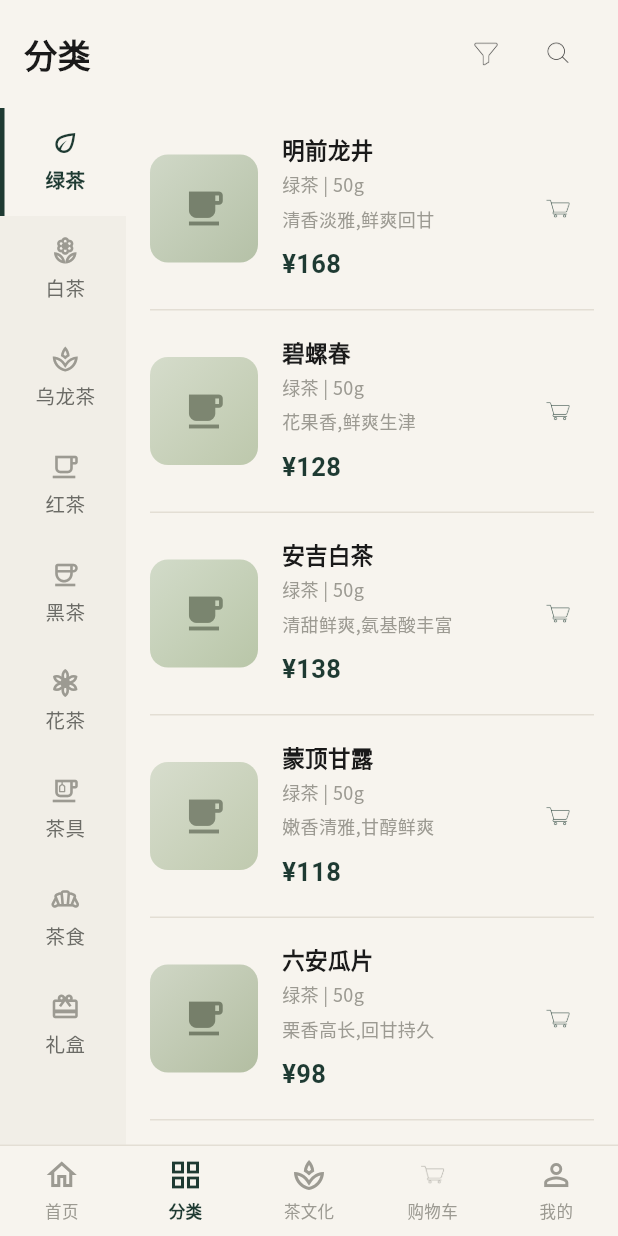
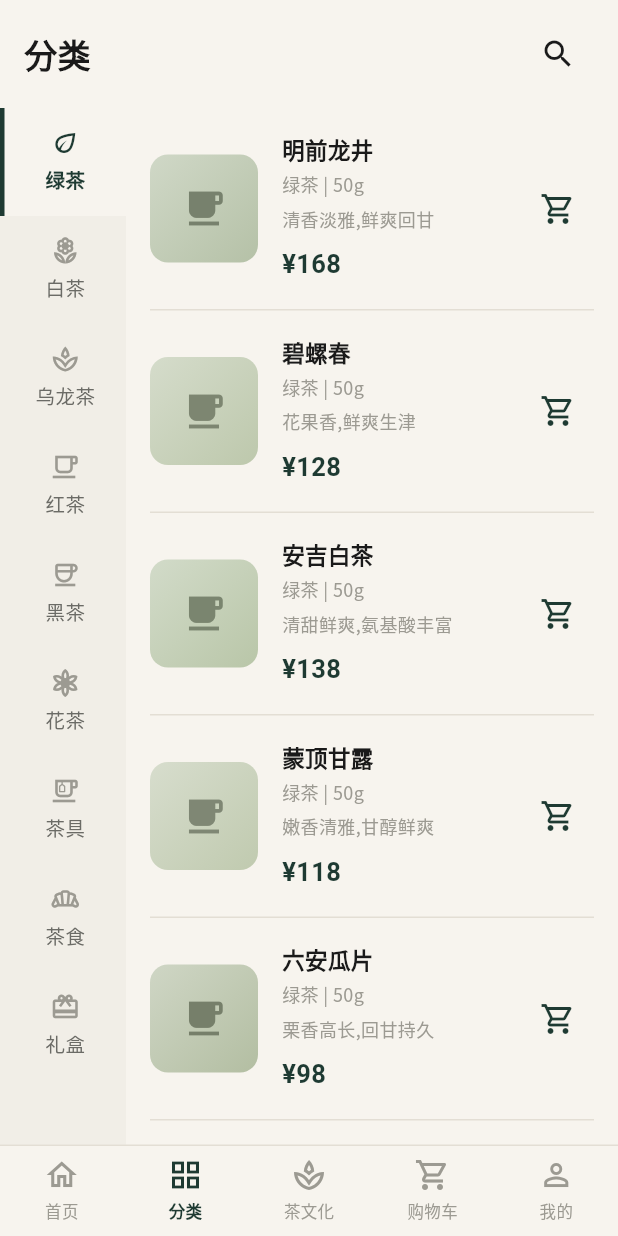
Before and after one commit to vam12375/liji-tea-flutter, a Flutter app: the screen it shows after launch, item 2 of the bottom bar chosen, on a phone screen of 412 x 824 dp. Run offline on Flutter 3.47's test engine with Material 3 defaults, Android fonts, the phone set to English and light mode, and no system bars; our stand-ins replace google_fonts; Roboto replaces fonts that are missing (Noto Serif Sc).

Commit message:
Revert "feat: integrate 8 custom brand line icons (AppIcon)"
This reverts commit 54aee373c5913e1f57fc46e129e3041b0f434e8d.

```diff
--- a/lib/app.dart
+++ b/lib/app.dart
@@ -7,7 +7,6 @@ import 'screens/profile_screen.dart';
 import 'screens/tea_culture_screen.dart';
 import 'theme/app_colors.dart';
 import 'theme/app_typography.dart';
-import 'widgets/app_icon.dart';
 
 /// Root navigation shell with the 5-tab bottom bar from the design system:
 /// 首页 / 分类 / 茶文化 / 购物车 / 我的.
@@ -25,7 +24,7 @@ class _AppShellState extends State<AppShell> {
     _TabItem('首页', Icons.home_outlined, Icons.home),
     _TabItem('分类', Icons.grid_view_outlined, Icons.grid_view),
     _TabItem('茶文化', Icons.spa_outlined, Icons.spa),
-    _TabItem('购物车', Icons.shopping_cart_outlined, Icons.shopping_cart, asset: AppIcon.cart),
+    _TabItem('购物车', Icons.shopping_cart_outlined, Icons.shopping_cart),
     _TabItem('我的', Icons.person_outline, Icons.person),
   ];
 
@@ -84,9 +83,7 @@ class _NavButton extends StatelessWidget {
       child: Column(
         mainAxisAlignment: MainAxisAlignment.center,
         children: [
-          tab.asset != null
-              ? AppIcon(tab.asset!, color: color, size: 24)
-              : Icon(selected ? tab.activeIcon : tab.icon, color: color, size: 24),
+          Icon(selected ? tab.activeIcon : tab.icon, color: color, size: 24),
           const SizedBox(height: 4),
           Text(
             tab.label,
@@ -103,12 +100,9 @@ class _NavButton extends StatelessWidget {
 }
 
 class _TabItem {
-  const _TabItem(this.label, this.icon, this.activeIcon, {this.asset});
+  const _TabItem(this.label, this.icon, this.activeIcon);
 
   final String label;
   final IconData icon;
   final IconData activeIcon;
-
-  /// Optional custom line icon under assets/icons/ (overrides [icon]).
-  final String? asset;
 }
--- a/lib/screens/address_screen.dart
+++ b/lib/screens/address_screen.dart
@@ -5,7 +5,6 @@ import '../models/account_models.dart';
 import '../theme/app_colors.dart';
 import '../theme/app_spacing.dart';
 import '../theme/app_typography.dart';
-import '../widgets/app_icon.dart';
 import '../widgets/primary_button.dart';
 import '../widgets/soft_card.dart';
 import '../widgets/status_view.dart';
@@ -73,7 +72,7 @@ class _AddressCard extends StatelessWidget {
           children: [
             const Padding(
               padding: EdgeInsets.only(top: 2),
-              child: AppIcon(AppIcon.location, size: 22, color: AppColors.pineGreen),
+              child: Icon(Icons.location_on_outlined, color: AppColors.pineGreen),
             ),
             const SizedBox(width: AppSpacing.sm),
             Expanded(
--- a/lib/screens/category_screen.dart
+++ b/lib/screens/category_screen.dart
@@ -4,7 +4,6 @@ import '../data/sample_data.dart';
 import '../theme/app_colors.dart';
 import '../theme/app_spacing.dart';
 import '../theme/app_typography.dart';
-import '../widgets/app_icon.dart';
 import '../widgets/cart_snack.dart';
 import '../widgets/product_list_tile.dart';
 import 'product_detail_screen.dart';
@@ -20,9 +19,6 @@ class CategoryScreen extends StatefulWidget {
 
 class _CategoryScreenState extends State<CategoryScreen> {
   int _selected = 0;
-  int _sort = 0; // 0 综合 · 1 价格升序 · 2 价格降序
-
-  static const _sortLabels = ['综合排序', '价格从低到高', '价格从高到低'];
 
   static const _icons = <IconData>[
     Icons.eco_outlined,
@@ -39,12 +35,7 @@ class _CategoryScreenState extends State<CategoryScreen> {
   @override
   Widget build(BuildContext context) {
     final category = SampleData.categories[_selected];
-    final products = [...SampleData.productsByCategory(category)];
-    if (_sort == 1) {
-      products.sort((a, b) => a.price.compareTo(b.price));
-    } else if (_sort == 2) {
-      products.sort((a, b) => b.price.compareTo(a.price));
-    }
+    final products = SampleData.productsByCategory(category);
     return SafeArea(
       child: Column(
         crossAxisAlignment: CrossAxisAlignment.start,
@@ -56,20 +47,11 @@ class _CategoryScreenState extends State<CategoryScreen> {
               mainAxisAlignment: MainAxisAlignment.spaceBetween,
               children: [
                 Text('分类', style: AppTypography.h2),
-                Row(
-                  children: [
-                    IconButton(
-                      onPressed: _openFilterSheet,
-                      icon: AppIcon(AppIcon.filter,
-                          color: _sort == 0 ? AppColors.charcoalBlack : AppColors.inkGreen),
-                    ),
-                    IconButton(
-                      onPressed: () => Navigator.of(context).push(
-                        MaterialPageRoute(builder: (_) => const SearchScreen()),
-                      ),
-                      icon: const AppIcon(AppIcon.search, color: AppColors.charcoalBlack),
-                    ),
-                  ],
+                IconButton(
+                  onPressed: () => Navigator.of(context).push(
+                    MaterialPageRoute(builder: (_) => const SearchScreen()),
+                  ),
+                  icon: const Icon(Icons.search),
                 ),
               ],
             ),
@@ -108,49 +90,6 @@ class _CategoryScreenState extends State<CategoryScreen> {
           ),
         ],
       ),
-    );
-  }
-
-  void _openFilterSheet() {
-    showModalBottomSheet<void>(
-      context: context,
-      backgroundColor: AppColors.riceWhite,
-      shape: const RoundedRectangleBorder(
-        borderRadius: BorderRadius.vertical(top: Radius.circular(16)),
-      ),
-      builder: (sheetContext) {
-        return SafeArea(
-          child: Column(
-            mainAxisSize: MainAxisSize.min,
-            crossAxisAlignment: CrossAxisAlignment.start,
-            children: [
-              Padding(
-                padding: const EdgeInsets.fromLTRB(
-                    AppSpacing.screenMargin, AppSpacing.md, AppSpacing.screenMargin, AppSpacing.xs),
-                child: Row(
-                  children: [
-                    const AppIcon(AppIcon.filter, size: 18, color: AppColors.inkGreen),
-                    const SizedBox(width: AppSpacing.xs),
-                    Text('筛选排序', style: AppTypography.sans(size: 15, weight: FontWeight.w600)),
-                  ],
-                ),
-              ),
-              for (var i = 0; i < _sortLabels.length; i++)
-                ListTile(
-                  title: Text(_sortLabels[i], style: AppTypography.body),
-                  trailing: _sort == i
-                      ? const Icon(Icons.check, size: 18, color: AppColors.inkGreen)
-                      : null,
-                  onTap: () {
-                    setState(() => _sort = i);
-                    Navigator.of(sheetContext).pop();
-                  },
-                ),
-              const SizedBox(height: AppSpacing.sm),
-            ],
-          ),
-        );
-      },
     );
   }
 }
--- a/lib/screens/favorites_screen.dart
+++ b/lib/screens/favorites_screen.dart
@@ -4,7 +4,6 @@ import '../data/sample_data.dart';
 import '../theme/app_colors.dart';
 import '../theme/app_spacing.dart';
 import '../theme/app_typography.dart';
-import '../widgets/app_icon.dart';
 import '../widgets/cart_snack.dart';
 import '../widgets/product_list_tile.dart';
 import '../widgets/status_view.dart';
@@ -57,7 +56,7 @@ class _FavoritesScreenState extends State<FavoritesScreen> {
                         MaterialPageRoute(builder: (_) => ProductDetailScreen(product: p)),
                       ),
                       trailing: IconButton(
-                        icon: const AppIcon(AppIcon.favorite, color: AppColors.inkGreen),
+                        icon: const Icon(Icons.favorite, color: AppColors.inkGreen),
                         onPressed: () => setState(() => _ids.remove(p.id)),
                       ),
                       onAdd: () => showCartSnack(context, p.name),
--- a/lib/screens/order_confirm_screen.dart
+++ b/lib/screens/order_confirm_screen.dart
@@ -4,7 +4,6 @@ import '../models/tea_product.dart';
 import '../theme/app_colors.dart';
 import '../theme/app_spacing.dart';
 import '../theme/app_typography.dart';
-import '../widgets/app_icon.dart';
 import '../widgets/primary_button.dart';
 import '../widgets/soft_card.dart';
 import 'payment_screen.dart';
@@ -29,7 +28,7 @@ class OrderConfirmScreen extends StatelessWidget {
             SoftCard(
               child: Row(
                 children: [
-                  const AppIcon(AppIcon.location, size: 22, color: AppColors.inkGreen),
+                  const Icon(Icons.location_on_outlined, color: AppColors.inkGreen),
                   const SizedBox(width: AppSpacing.sm),
                   Expanded(
                     child: Column(
--- a/lib/screens/product_detail_screen.dart
+++ b/lib/screens/product_detail_screen.dart
@@ -4,7 +4,6 @@ import '../models/tea_product.dart';
 import '../theme/app_colors.dart';
 import '../theme/app_spacing.dart';
 import '../theme/app_typography.dart';
-import '../widgets/app_icon.dart';
 import '../widgets/primary_button.dart';
 import '../widgets/tea_image.dart';
 import 'reviews_screen.dart';
@@ -32,10 +31,10 @@ class _ProductDetailScreenState extends State<ProductDetailScreen> {
         actions: [
           IconButton(
             onPressed: () => setState(() => _favorite = !_favorite),
-            icon: AppIcon(AppIcon.favorite,
+            icon: Icon(_favorite ? Icons.favorite : Icons.favorite_border,
                 color: _favorite ? AppColors.pineGreen : AppColors.charcoalBlack),
           ),
-          IconButton(onPressed: () {}, icon: const AppIcon(AppIcon.share, color: AppColors.charcoalBlack)),
+          IconButton(onPressed: () {}, icon: const Icon(Icons.ios_share_outlined)),
         ],
       ),
       body: SafeArea(
--- a/lib/screens/search_screen.dart
+++ b/lib/screens/search_screen.dart
@@ -5,7 +5,6 @@ import '../models/tea_product.dart';
 import '../theme/app_colors.dart';
 import '../theme/app_spacing.dart';
 import '../theme/app_typography.dart';
-import '../widgets/app_icon.dart';
 import '../widgets/cart_snack.dart';
 import '../widgets/product_list_tile.dart';
 import '../widgets/section_header.dart';
@@ -151,7 +150,7 @@ class _SearchField extends StatelessWidget {
       ),
       child: Row(
         children: [
-          const AppIcon(AppIcon.search, size: 18, color: AppColors.textTertiary),
+          const Icon(Icons.search, size: 18, color: AppColors.textTertiary),
           const SizedBox(width: AppSpacing.xs),
           Expanded(
             child: TextField(
--- a/lib/widgets/app_icon.dart
+++ /dev/null
@@ -1,37 +0,0 @@
-import 'package:flutter/material.dart';
-
-/// Renders one of the brand's custom line icons from `assets/icons/`.
-///
-/// The source PNGs are single-color (墨绿 #2D5016) line icons on a
-/// transparent background, so an optional [color] re-tints every opaque
-/// pixel via [BlendMode.srcIn] to fit different surfaces (light, dark,
-/// selected states, etc.).
-class AppIcon extends StatelessWidget {
-  const AppIcon(this.name, {super.key, this.size = 24, this.color});
-
-  /// File name without extension, e.g. `'cart'`, `'search'`.
-  final String name;
-  final double size;
-  final Color? color;
-
-  // Available custom icons under assets/icons/.
-  static const String cart = 'cart';
-  static const String favorite = 'favorite';
-  static const String filter = 'filter';
-  static const String location = 'location';
-  static const String message = 'message';
-  static const String search = 'search';
-  static const String settings = 'settings';
-  static const String share = 'share';
-
-  @override
-  Widget build(BuildContext context) {
-    return Image.asset(
-      'assets/icons/$name.png',
-      width: size,
-      height: size,
-      color: color,
-      colorBlendMode: color != null ? BlendMode.srcIn : null,
-    );
-  }
-}
--- a/lib/widgets/product_list_tile.dart
+++ b/lib/widgets/product_list_tile.dart
@@ -4,7 +4,6 @@ import '../models/tea_product.dart';
 import '../theme/app_colors.dart';
 import '../theme/app_spacing.dart';
 import '../theme/app_typography.dart';
-import 'app_icon.dart';
 import 'tea_image.dart';
 
 /// A horizontal product row (image · name/tagline · price · cart icon),
@@ -74,7 +73,7 @@ class ProductListTile extends StatelessWidget {
             trailing ??
                 IconButton(
                   onPressed: onAdd,
-                  icon: const AppIcon(AppIcon.cart, color: AppColors.inkGreen),
+                  icon: const Icon(Icons.shopping_cart_outlined, color: AppColors.inkGreen),
                 ),
           ],
         ),
--- a/pubspec.yaml
+++ b/pubspec.yaml
@@ -61,9 +61,6 @@ flutter:
   # the material Icons class.
   uses-material-design: true
 
-  assets:
-    - assets/icons/
-
   # To add assets to your application, add an assets section, like this:
   # assets:
   #   - images/a_dot_burr.jpeg
```
Also changed, not shown: lib/screens/home_screen.dart (+3 -4 lines), lib/screens/profile_screen.dart (+11 -13 lines), assets/icons/cart.png (deleted), assets/icons/favorite.png (deleted), assets/icons/filter.png (deleted), assets/icons/location.png (deleted), assets/icons/message.png (deleted), assets/icons/search.png (deleted), assets/icons/settings.png (deleted), assets/icons/share.png (deleted).
